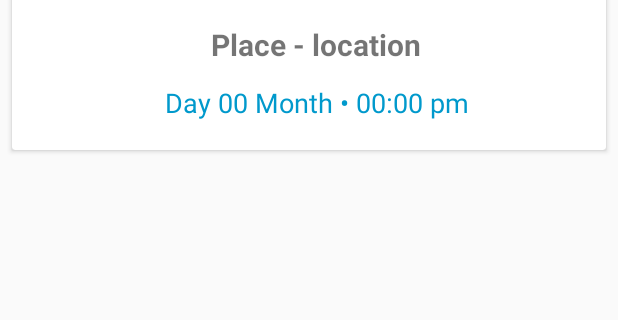
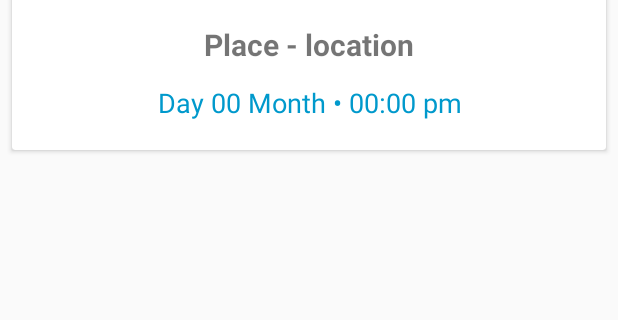
Before and after one commit to Ryder96/CoderDojo-AndroidApp, an Android app: the layout dojo_event_item_row_v2.xml on its own in the app's theme, with its tools: preview values and no code run, on a phone screen of 412 x 824 dp, the part 312-632 px from its top. Run offline under Robolectric (Android 15) with nearby library versions, the phone set to English and light mode, and no system bars.

Commit message:
update item layout

```diff
--- a/app/src/main/res/layout/dojo_event_item_row_v2.xml
+++ b/app/src/main/res/layout/dojo_event_item_row_v2.xml
@@ -56,7 +56,6 @@
                 android:layout_height="wrap_content"
                 android:textSize="20sp"
                 android:layout_weight="1"
-                android:layout_marginStart="10dp"
                 android:layout_marginTop="10dp"
                 tools:ignore="NestedWeights"
                 android:textStyle="bold"
@@ -68,7 +67,6 @@
                 android:layout_width="match_parent"
                 android:layout_height="wrap_content"
                 android:layout_weight="1"
-                android:layout_marginStart="10dp"
                 android:textSize="18sp"
                 android:gravity="center"
                 android:text="Day 00 Month • 00:00 pm"
```
Also changed, not shown: 1 other file.
